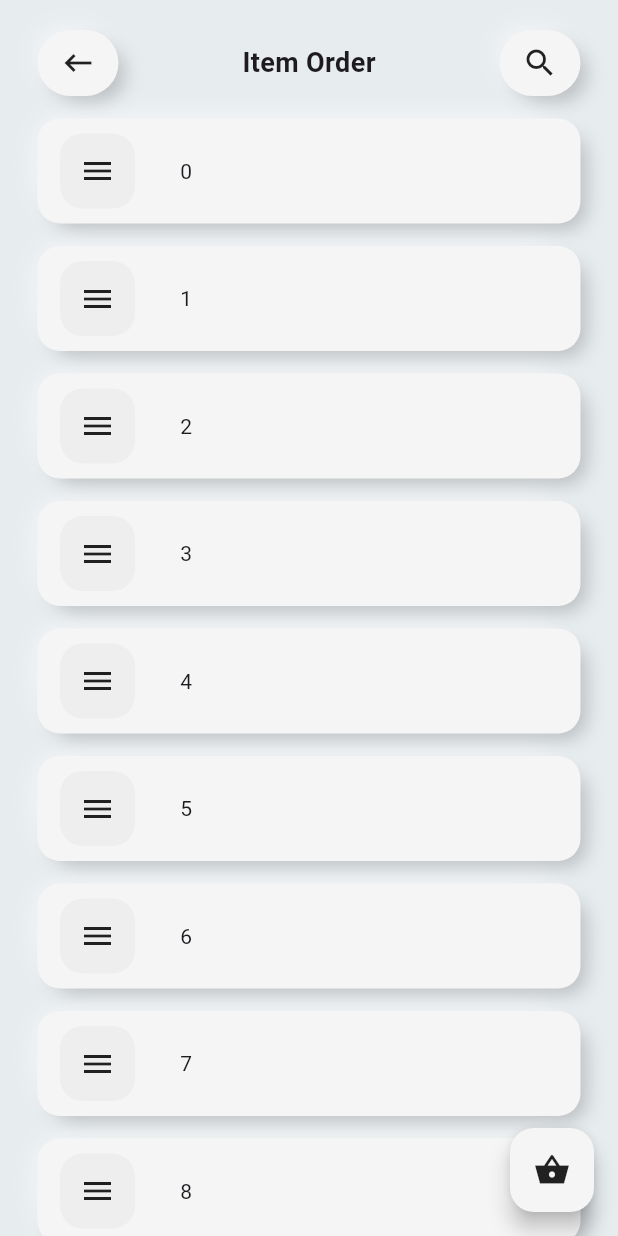
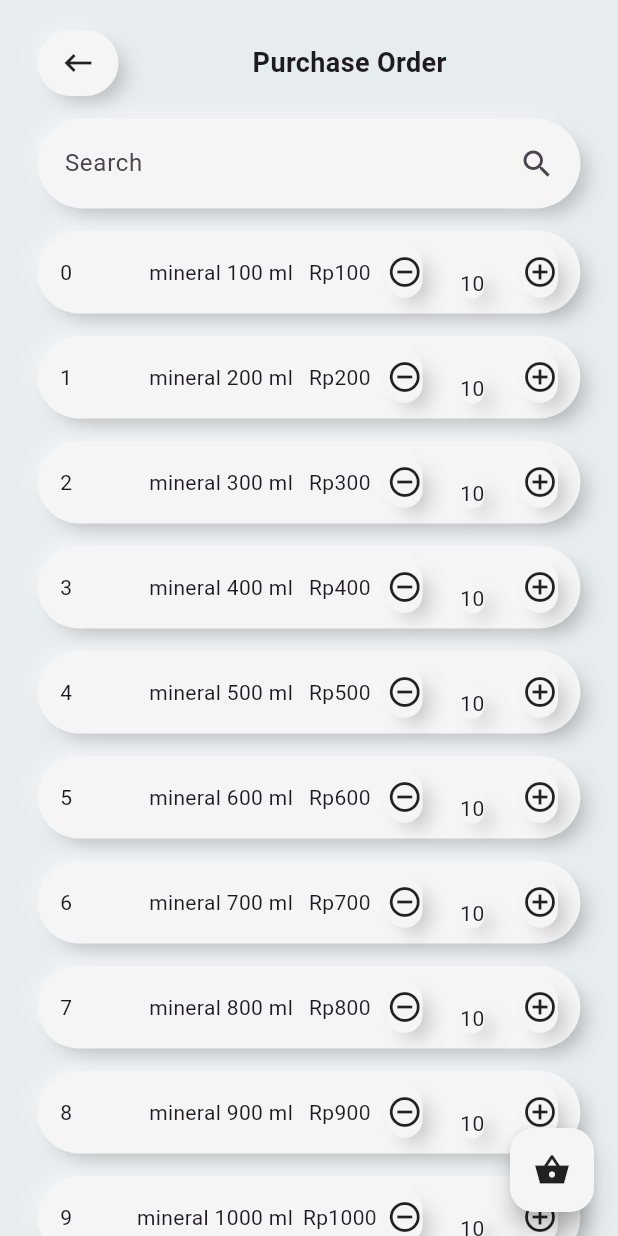
Before and after one commit to NasyaZafira/charise, a Flutter app: the Purchase screen opened directly, on a phone screen of 412 x 824 dp. Run offline on Flutter 3.47's test engine with Material 3 defaults, Android fonts, the phone set to English and light mode, and no system bars.

Commit message:
rombak purchase_order

```diff
--- a/lib/components/base_app_bar.dart
+++ b/lib/components/base_app_bar.dart
@@ -1,7 +1,7 @@
 import 'package:flutter/material.dart';
 import 'package:flutter/widgets.dart';
 
-import '../neu_button.dart';
+import 'neu_button.dart';
 
 class BaseAppBar extends StatelessWidget {
   final String title;
--- a/lib/dialog.dart
+++ b/lib/components/dialog.dart
@@ -4,15 +4,16 @@ class PlaceholderDialog extends StatelessWidget {
   const PlaceholderDialog({
     this.icon,
     this.title,
-    this.message,
     this.actions = const [],
+    this.controller,
     Key? key,
   }) : super(key: key);
 
   final Widget? icon;
   final String? title;
-  final String? message;
   final List<Widget> actions;
+  final TextEditingController? controller;
+
 
   @override
   Widget build(BuildContext context) {
@@ -24,15 +25,15 @@ class PlaceholderDialog extends StatelessWidget {
       title: title == null
           ? null
           : Text(
-        title!,
-        textAlign: TextAlign.center,
-      ),
-      content: message == null
+              title!,
+              textAlign: TextAlign.center,
+            ),
+      content: controller == null
           ? null
-          : Text(
-        message!,
-        textAlign: TextAlign.center,
-      ),
+          : TextField(
+              autofocus: true,
+              controller: controller,
+            ),
       actionsAlignment: MainAxisAlignment.center,
       actionsOverflowButtonSpacing: 8.0,
       actions: actions,
--- /dev/null
+++ b/lib/components/neu_container.dart
@@ -0,0 +1,65 @@
+import 'package:flutter/material.dart';
+
+class NeuContainer extends StatefulWidget {
+  final Widget child;
+  final Key key;
+  final BorderRadius borderRadius;
+  final EdgeInsetsGeometry padding;
+
+  NeuContainer(
+      {required this.key, required this.child, required this.borderRadius, required this.padding});
+
+  @override
+  _NeuContainerState createState() => _NeuContainerState();
+}
+
+class _NeuContainerState extends State<NeuContainer> {
+  // bool _isPressed = false;
+  //
+  // void _onPointerDown(PointerDownEvent event) {
+  //   setState(() {
+  //     _isPressed = true;
+  //   });
+  // }
+  //
+  // void _onPointerUp(PointerUpEvent event) {
+  //   setState(() {
+  //     _isPressed = false;
+  //   });
+  // }
+
+  @override
+  Widget build(BuildContext context) {
+    return Listener(
+      // onPointerDown: _onPointerDown,
+      // onPointerUp: _onPointerUp,
+      child: Container(
+        margin: EdgeInsets.only(left: 25, right: 25, top: 15),
+        padding: widget.padding,
+        decoration: BoxDecoration(
+            color: Colors.grey[100],
+            borderRadius: widget.borderRadius,
+            boxShadow:
+            // _isPressed
+            //     ? null
+            //     :
+          [
+              BoxShadow(
+                color: Colors.white,
+                offset: Offset(-5.0, -5.0),
+                blurRadius: 17.0,
+                spreadRadius: -8,
+              ),
+              BoxShadow(
+                  color: Colors.black.withOpacity(.2),
+                  offset: Offset(7 , 7),
+                  blurRadius: 10,
+                  spreadRadius: -3
+              )
+            ],
+        ),
+        child: widget.child,
+      ),
+    );
+  }
+}
--- a/lib/neu_container.dart
+++ b/lib/components/second_container.dart
@@ -1,18 +1,18 @@
 import 'package:flutter/material.dart';
 
-class NeuContainer extends StatefulWidget {
+class SecondContainer extends StatefulWidget {
   final Widget child;
   final BorderRadius borderRadius;
   final EdgeInsetsGeometry padding;
 
-  NeuContainer(
+  SecondContainer(
       {required this.child, required this.borderRadius, required this.padding});
 
   @override
-  _NeuContainerState createState() => _NeuContainerState();
+  _SecondContainerState createState() => _SecondContainerState();
 }
 
-class _NeuContainerState extends State<NeuContainer> {
+class _SecondContainerState extends State<SecondContainer> {
   // bool _isPressed = false;
   //
   // void _onPointerDown(PointerDownEvent event) {
--- a/lib/components/summary_item.dart
+++ b/lib/components/summary_item.dart
@@ -1,7 +1,7 @@
 import 'package:flutter/material.dart';
 import 'package:flutter/widgets.dart';
 
-import '../neu_container.dart';
+import 'neu_container.dart';
 
 class SummaryItem extends StatelessWidget {
   final int index;
@@ -11,6 +11,7 @@ class SummaryItem extends StatelessWidget {
   @override
   Widget build(BuildContext context) {
     return NeuContainer(
+      key: ValueKey([]),
       child: Row(
         children: [
           Container(
--- a/lib/home_page.dart
+++ b/lib/home_page.dart
@@ -1,7 +1,8 @@
 import 'package:charise/purchase_order.dart';
 import 'package:flutter/material.dart';
 
-import 'neu_button.dart';
+import 'components/neu_button.dart';
+
 
 class HomePage extends StatefulWidget {
   @override
--- a/lib/purchase_order.dart
+++ b/lib/purchase_order.dart
@@ -1,10 +1,12 @@
+import 'package:charise/components/second_container.dart';
 import 'package:flutter/cupertino.dart';
 import 'package:flutter/material.dart';
 import 'package:flutter/widgets.dart';
 
-import 'dialog.dart';
-import 'neu_button.dart';
-import 'neu_container.dart';
+import 'components/base_app_bar.dart';
+import 'components/dialog.dart';
+import 'components/neu_button.dart';
+import 'components/neu_container.dart';
 import 'purchase_summary.dart';
 
 class Purchase extends StatefulWidget {
@@ -13,90 +15,52 @@ class Purchase extends StatefulWidget {
 }
 
 class _PurchaseState extends State<Purchase> {
-  final List<Widget> itemList = List.generate(
-    100,
-    (index) => NeuContainer(
-      child: Row(
-        children: [
-          Container(
-            height: 50,
-            width: 50,
-            decoration: BoxDecoration(
-                color: Colors.grey[200],
-                borderRadius: BorderRadius.circular(15)),
-            child: Icon(Icons.menu),
-          ),
-          SizedBox(
-            width: 30,
-          ),
-          Text(
-            index.toString(),
-          ),
-        ],
-      ),
-      padding: EdgeInsets.symmetric(vertical: 10, horizontal: 15),
-      borderRadius: BorderRadius.circular(15),
-    ),
-  );
+  TextEditingController dialogController = TextEditingController(text: '');
+
+  List<Map<String, dynamic>> itemProduct = [
+    {"id": 0, "product": "mineral 100 ml", "price": 100},
+    {"id": 1, "product": "mineral 200 ml", "price": 200},
+    {"id": 2, "product": "mineral 300 ml", "price": 300},
+    {"id": 3, "product": "mineral 400 ml", "price": 400},
+    {"id": 4, "product": "mineral 500 ml", "price": 500},
+    {"id": 5, "product": "mineral 600 ml", "price": 600},
+    {"id": 6, "product": "mineral 700 ml", "price": 700},
+    {"id": 7, "product": "mineral 800 ml", "price": 800},
+    {"id": 8, "product": "mineral 900 ml", "price": 900},
+    {"id": 9, "product": "mineral 1000 ml", "price": 1000},
+    {"id": 10, "product": "mineral 1100 ml", "price": 1100},
+    {"id": 11, "product": "mineral 1200 ml", "price": 1200}
+  ];
+
+  List<Map<String, dynamic>> searchProduct = [];
+
+  @override
+  void initState() {
+    searchProduct = itemProduct;
+    super.initState();
+  }
+
+  void _runFilter(String enteredKeyword) {
+    List<Map<String, dynamic>> results = [];
+    if (enteredKeyword.isEmpty) {
+      // if the search field is empty or only contains white-space, we'll display all users
+      results = itemProduct;
+    } else {
+      results = itemProduct
+          .where((products) => products["product"]
+              .toLowerCase()
+              .contains(enteredKeyword.toLowerCase()))
+          .toList();
+      // we use the toLowerCase() method to make it case-insensitive
+    }
+    setState(() {
+      searchProduct = results;
+    });
+  }
 
   @override
   Widget build(BuildContext context) {
     final bgColor = Color(0xFFE7ECEF);
-
-    Widget barApp() {
-      return Row(
-        mainAxisAlignment: MainAxisAlignment.spaceBetween,
-        children: [
-          Container(
-            margin: EdgeInsets.only(top: 20, left: 25),
-            child: NeuButton(
-              child: Icon(Icons.keyboard_backspace_sharp),
-              padding: EdgeInsets.symmetric(vertical: 10, horizontal: 15),
-              borderRadius: BorderRadius.circular(30),
-              onPressed: () {},
-            ),
-          ),
-          Container(
-              margin: EdgeInsets.only(top: 20),
-              child: Text(
-                "Item Order",
-                textAlign: TextAlign.center,
-                style: TextStyle(fontSize: 18, fontWeight: FontWeight.bold),
-              )),
-          Container(
-            margin: EdgeInsets.only(top: 20, right: 25),
-            child: GestureDetector(
-              onTap: () {
-                showDialog(
-                  context: context,
-                  builder: (ctx) => PlaceholderDialog(
-                    icon: Icon(
-                      Icons.add_circle,
-                      color: Colors.teal,
-                      size: 80.0,
-                    ),
-                    title: 'Testing Dialog',
-                    message: 'Asline ini isinya textfield\nHiraukan aja',
-                    actions: [
-                      TextButton(
-                        onPressed: () => Navigator.of(ctx).pop(),
-                        child: Text('!Got It'),
-                      ),
-                    ],
-                  ),
-                );
-              },
-              child: NeuButton(
-                child: Icon(Icons.search_sharp),
-                padding: EdgeInsets.symmetric(vertical: 10, horizontal: 15),
-                borderRadius: BorderRadius.circular(30),
-                onPressed: () {},
-              ),
-            ),
-          ),
-        ],
-      );
-    }
 
     // TODO: implement build
     return Scaffold(
@@ -108,11 +72,76 @@ class _PurchaseState extends State<Purchase> {
           child: SingleChildScrollView(
             child: Column(
               children: [
-                barApp(),
-                ListView(
+                BaseAppBar(
+                  title: "Purchase Order",
+                  onBackPressed: () {
+                    Navigator.pop(context);
+                  },
+                ),
+                SecondContainer(
+                  child: TextField(
+                    onChanged: (value) => _runFilter(value),
+                    decoration: InputDecoration(
+                        border: InputBorder.none,
+                        contentPadding: EdgeInsets.all(13),
+                        hintText: 'Search',
+                        suffixIcon: Icon(Icons.search)),
+                  ),
+                  padding: EdgeInsets.symmetric(vertical: 5, horizontal: 5),
+                  borderRadius: BorderRadius.circular(50),
+                ),
+                ListView.builder(
+                  itemCount: searchProduct.length,
+                  itemBuilder: (context, index) => NeuContainer(
+                    key: ValueKey(searchProduct[index]["id"]),
+                    child: Row(
+                      mainAxisAlignment: MainAxisAlignment.spaceBetween,
+                      children: [
+                        Text(searchProduct[index]["id"].toString()),
+                        SizedBox(
+                          width: 30,
+                        ),
+                        Text(
+                          searchProduct[index]["product"],
+                        ),
+                        Text("Rp" + searchProduct[index]["price"].toString()),
+                        Stack(
+                          alignment: AlignmentDirectional.centerEnd,
+                          children: [
+                            Container(
+                              child: Row(
+                                children: [
+                                  NeuButton(
+                                      child: Icon(
+                                          Icons.remove_circle_outline_sharp),
+                                      padding: EdgeInsets.symmetric(
+                                          vertical: 5,),
+                                      borderRadius: BorderRadius.circular(50),
+                                      onPressed: () {}),
+                                  SecondContainer(
+                                    child: Text('10', textAlign: TextAlign.center,),
+                                    padding: EdgeInsets.symmetric(),
+                                    borderRadius: BorderRadius.circular(50),
+                                  ),
+                                  NeuButton(
+                                      child:
+                                          Icon(Icons.add_circle_outline_sharp),
+                                      padding: EdgeInsets.symmetric(
+                                          vertical: 5, ),
+                                      borderRadius: BorderRadius.circular(50),
+                                      onPressed: () {}),
+                                ],
+                              ),
+                            )
+                          ],
+                        ),
+                      ],
+                    ),
+                    padding: EdgeInsets.symmetric(vertical: 10, horizontal: 15),
+                    borderRadius: BorderRadius.circular(30),
+                  ),
                   shrinkWrap: true,
                   physics: const NeverScrollableScrollPhysics(),
-                  children: itemList,
                 ),
               ],
             ),
@@ -130,7 +159,7 @@ class _PurchaseState extends State<Purchase> {
             context,
             MaterialPageRoute(
               builder: (context) => PurchaseSummary(
-                itemList: itemList,
+                itemProduct: itemProduct,
               ),
             ),
           );
--- a/lib/purchase_summary.dart
+++ b/lib/purchase_summary.dart
@@ -5,8 +5,8 @@ import 'package:flutter/widgets.dart';
 import 'payment_summary.dart';
 
 class PurchaseSummary extends StatefulWidget {
-  final List<Widget> itemList;
-  const PurchaseSummary({Key? key, required this.itemList}) : super(key: key);
+  final List<Map<String, dynamic>> itemProduct;
+  const PurchaseSummary({Key? key, required this.itemProduct}) : super(key: key);
 
   @override
   State<PurchaseSummary> createState() => _PurchaseSummaryState();
@@ -30,11 +30,13 @@ class _PurchaseSummaryState extends State<PurchaseSummary> {
                     Navigator.pop(context);
                   },
                 ),
-                ListView(
-                  shrinkWrap: true,
-                  physics: const NeverScrollableScrollPhysics(),
-                  children: widget.itemList,
-                ),
+                // ListView.builder(
+                //   itemCount: itemProduct.length,
+                //   itemBuilder: (context, index) => [] ,
+                //   shrinkWrap: true,
+                //   physics: const NeverScrollableScrollPhysics(),
+                //   children: widget.itemProduct,
+                // ),
               ],
             ),
           ),
```
Also changed, not shown: lib/components/neu_button.dart (renamed from lib/neu_button.dart). Lines whose indentation alone changed are shown as unchanged.
